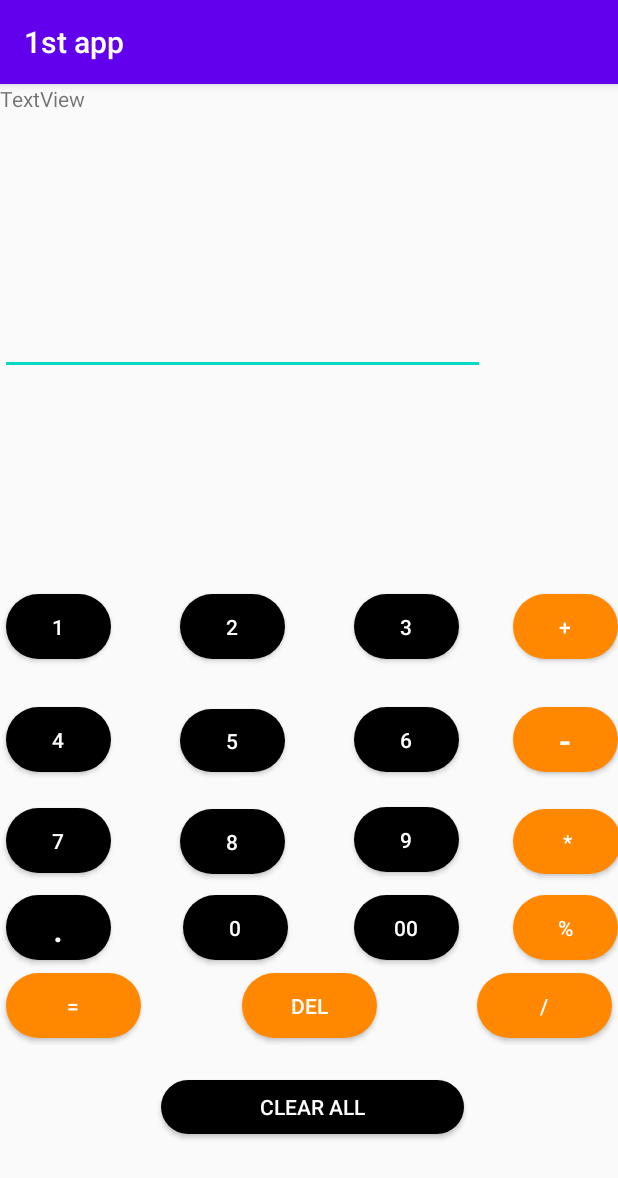
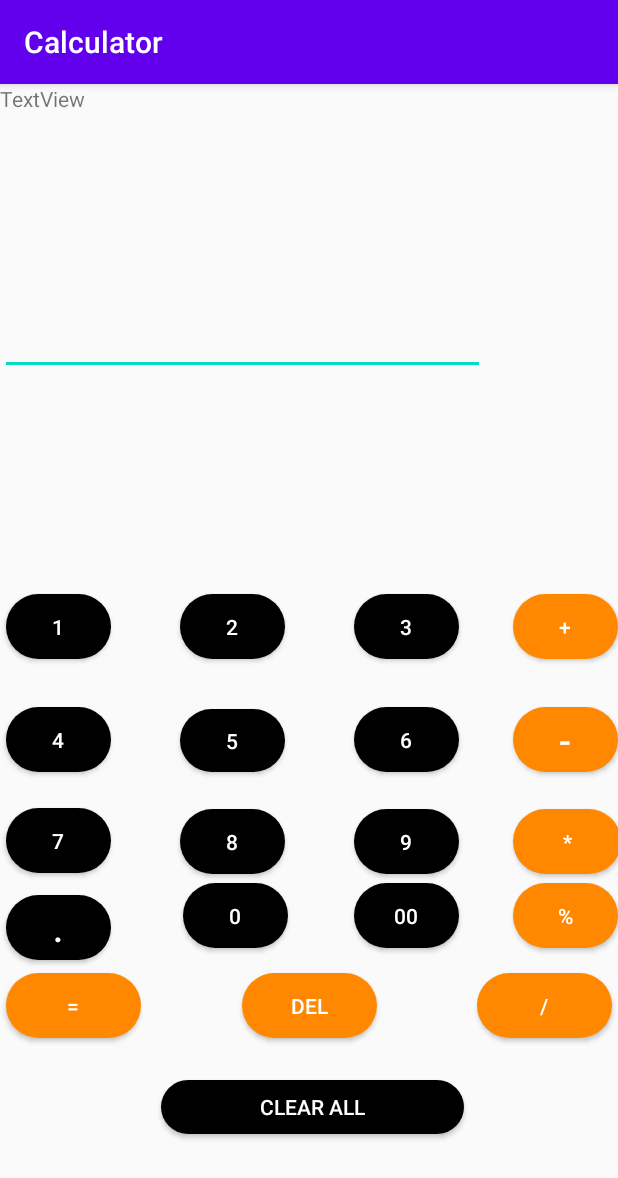
Before and after one commit to cybercrak/calc, an Android app: the screen it shows after launch (MainActivity), on a phone screen of 412 x 824 dp. Shown: the top 1178 px of the screen. Run offline under Robolectric (Android 15) with nearby library versions, the phone set to English and light mode, and no system bars.

Commit message:
debuggingt
Signed-off-by: cybercrak <nsarran37@gmail.com>

```diff
--- a/app/src/main/AndroidManifest.xml
+++ b/app/src/main/AndroidManifest.xml
@@ -1,14 +1,14 @@
 <?xml version="1.0" encoding="utf-8"?>
 <manifest xmlns:android="http://schemas.android.com/apk/res/android"
     package="com.example.a1stapp">
-
-    <uses-permission android:name="android.permission.READ_EXTERNAL_STORAGE" />
+   <uses-permission android:name="android.permission.READ_EXTERNAL_STORAGE" />
     <application
         android:allowBackup="true"
         android:icon="@mipmap/ic_launcher"
-        android:label="1st app"
+        android:fullBackupContent="@xml/backup_descriptor"
         android:roundIcon="@mipmap/ic_launcher_round"
         android:supportsRtl="true"
+        android:label="Calculator"
         android:theme="@style/AppTheme">
 
         <activity android:name=".MainActivity">
--- a/app/src/main/java/com/example/a1stapp/MainActivity.java
+++ b/app/src/main/java/com/example/a1stapp/MainActivity.java
@@ -6,7 +6,6 @@ import android.content.pm.PackageManager;
 import android.os.Bundle;
 import android.view.View;
 import android.widget.Button;
-import android.widget.EditText;
 import android.widget.TextView;
 import android.widget.Toast;
 
@@ -18,11 +17,10 @@ import androidx.core.app.ActivityCompat;
 
 public class MainActivity extends AppCompatActivity {
     public int REQUESTCODE = 3;
-    EditText EditText = (EditText) findViewById(R.id.edt);
-    TextView txt;//txt2;
+    TextView EditText;//txt2;
     Button btn1, btn2, btn3, btn4, btn5, btn6, btn7, btn8, btn9, btn0, btn00, btnH, btnD, btnS, btnM, btnP, btnC, btnA, btnE, btnF;
     double val1 = 0, val2 = 0;
-    boolean Addition, Subtraction, Multiplication, Division, Remainder;
+    boolean Addition, Subtraction, Multiplication, Division, Remainder, decimal;
 
     @Override
     public void onRequestPermissionsResult(int requestCode, @NonNull String[] permissions, @NonNull int[] grantResults) {
@@ -46,29 +44,29 @@ public class MainActivity extends AppCompatActivity {
     protected void onCreate(Bundle savedInstanceState) {
         super.onCreate(savedInstanceState);
         setContentView(R.layout.activity_main);
-        txt = (TextView) findViewById(R.id.txt);
+        //  edt = (TextView) findViewById(R.id.edt);
         //txt2=(TextView) findViewById(R.id.txt2);
-        btn1 = (Button) findViewById(R.id.btn1);
-        btn2 = (Button) findViewById(R.id.btn2);
-        btn3 = (Button) findViewById(R.id.btn3);
-        btn4 = (Button) findViewById(R.id.btn4);
-        btn5 = (Button) findViewById(R.id.btn5);
-        btn6 = (Button) findViewById(R.id.btn6);
-        btn7 = (Button) findViewById(R.id.btn7);
-        btn8 = (Button) findViewById(R.id.btn8);
-        btn9 = (Button) findViewById(R.id.btn9);
-        btn0 = (Button) findViewById(R.id.btn0);
-        btn00 = (Button) findViewById(R.id.btn00);
-        btnA = (Button) findViewById(R.id.btnA);
-        btnS = (Button) findViewById(R.id.btnS);
-        btnM = (Button) findViewById(R.id.btnM);
-        btnD = (Button) findViewById(R.id.btnD);
-        btnP = (Button) findViewById(R.id.btnP);
-        btnE = (Button) findViewById(R.id.btnE);
-        btnH = (Button) findViewById(R.id.btnH);
-        btnC = (Button) findViewById(R.id.btnC);
-        btnF = (Button) findViewById(R.id.btnF);
-
+        btn1 = findViewById(R.id.btn1);
+        btn2 = findViewById(R.id.btn2);
+        btn3 = findViewById(R.id.btn3);
+        btn4 = findViewById(R.id.btn4);
+        btn5 = findViewById(R.id.btn5);
+        btn6 = findViewById(R.id.btn6);
+        btn7 = findViewById(R.id.btn7);
+        btn8 = findViewById(R.id.btn8);
+        btn9 = findViewById(R.id.btn9);
+        btn0 = findViewById(R.id.btn0);
+        btn00 = findViewById(R.id.btn00);
+        btnA = findViewById(R.id.btnA);
+        btnS = findViewById(R.id.btnS);
+        btnM = findViewById(R.id.btnM);
+        btnD = findViewById(R.id.btnD);
+        btnP = findViewById(R.id.btnP);
+        btnE = findViewById(R.id.btnE);
+        btnH = findViewById(R.id.btnH);
+        btnC = findViewById(R.id.btnC);
+        btnF = findViewById(R.id.btnF);
+        EditText = findViewById(R.id.edt);
         btn1.setOnClickListener(new View.OnClickListener() {
             @SuppressLint("SetTextI18n")
             @Override
@@ -151,11 +149,14 @@ public class MainActivity extends AppCompatActivity {
         btnA.setOnClickListener(new View.OnClickListener() {
             @Override
             public void onClick(View view) {
+
                 if (EditText.getText().length() != 0)
                     val1 = Float.parseFloat((EditText.getText() + ""));
                 Addition = true;
+                decimal = false;
                 EditText.setText(null);
             }
+
         });
         btnS.setOnClickListener(new View.OnClickListener() {
             @Override
@@ -163,6 +164,7 @@ public class MainActivity extends AppCompatActivity {
                 if (EditText.getText().length() != 0)
                     val1 = Float.parseFloat((EditText.getText() + ""));
                 Subtraction = true;
+                decimal = false;
                 EditText.setText(null);
             }
         });
@@ -172,6 +174,7 @@ public class MainActivity extends AppCompatActivity {
                 if (EditText.getText().length() != 0)
                     val1 = Float.parseFloat((EditText.getText() + ""));
                 Multiplication = true;
+                decimal = false;
                 EditText.setText(null);
             }
         });
@@ -181,6 +184,7 @@ public class MainActivity extends AppCompatActivity {
                 if (EditText.getText().length() != 0)
                     val1 = Float.parseFloat((EditText.getText() + ""));
                 Division = true;
+                decimal = false;
                 EditText.setText(null);
             }
         });
@@ -191,67 +195,34 @@ public class MainActivity extends AppCompatActivity {
                     val1 = Float.parseFloat((EditText.getText() + ""));
                 }
                 Remainder = true;
+                decimal = false;
                 EditText.setText(null);
             }
         });
+
         btnE.setOnClickListener(new View.OnClickListener() {
             @SuppressLint("SetTextI18n")
             @Override
             public void onClick(View view) {
-                if (Addition) {
+                if (Addition || Subtraction || Multiplication || Division || Remainder) {
                     val2 = Float.parseFloat(EditText.getText() + "");
                 }
                 if (Addition) {
                     EditText.setText(val1 + val2 + "");
                     Addition = false;
                 }
-            }
-        });
-        btnE.setOnClickListener(new View.OnClickListener() {
-            @SuppressLint("SetTextI18n")
-            @Override
-            public void onClick(View view) {
-                if (Subtraction) {
-                    val2 = Float.parseFloat(EditText.getText() + "");
-                }
                 if (Subtraction) {
                     EditText.setText(val1 - val2 + "");
                     Subtraction = false;
                 }
-            }
-        });
-        btnE.setOnClickListener(new View.OnClickListener() {
-            @SuppressLint("SetTextI18n")
-            @Override
-            public void onClick(View view) {
-                if (Multiplication) {
-                    val2 = Float.parseFloat(EditText.getText() + "");
-                }
+
                 if (Multiplication) {
                     EditText.setText(val1 * val2 + "");
                     Multiplication = false;
                 }
-            }
-        });
-        btnE.setOnClickListener(new View.OnClickListener() {
-            @SuppressLint("SetTextI18n")
-            @Override
-            public void onClick(View view) {
-                if (Division) {
-                    val2 = Float.parseFloat(EditText.getText() + "");
-                }
                 if (Division) {
                     EditText.setText(val1 / val2 + "");
                     Division = false;
-                }
-            }
-        });
-        btnE.setOnClickListener(new View.OnClickListener() {
-            @SuppressLint("SetTextI18n")
-            @Override
-            public void onClick(View view) {
-                if (Remainder) {
-                    val2 = Float.parseFloat(EditText.getText() + "");
                 }
                 if (Remainder) {
                     EditText.setText(val1 % val2 + "");
@@ -259,6 +230,64 @@ public class MainActivity extends AppCompatActivity {
                 }
             }
         });
+        btnF.setOnClickListener(new View.OnClickListener() {
+            @SuppressLint("SetTextI18n")
+            @Override
+            public void onClick(View view) {
+                if (decimal) {
+                    // just for fun :) don't think y here is this
+                } else {
+                    EditText.setText(EditText.getText() + ".");
+                    decimal = true;
+                }
+            }
+        });
+        btnA.setOnClickListener(new View.OnClickListener() {
+            @SuppressLint("SetTextI18n")
+            @Override
+            public void onClick(View view) {                         //Testing....................
+                if (Addition) {
+                    // just for fun :) don't think y here is this
+                } else {
+                    EditText.setText(val1 + val2 + "");
+                    EditText.setText(EditText.getText() + "+");
+
+                    Addition = true;
+                }
+            }
+        });                                                         //Testing...................
+        btnS.setOnClickListener(new View.OnClickListener() {
+            @SuppressLint("SetTextI18n")
+            @Override
+            public void onClick(View view) {                         //Testing....................
+                if (Subtraction) {
+                    EditText.setText(val1 - val2 + "");
+                    Subtraction = false;
+                } else {
+                    EditText.setText(EditText.getText() + "-");
+                    Subtraction = true;
+                }
+            }
+        });                                                         //Testing...................
+        btnC.setOnClickListener(new View.OnClickListener() {
+            @Override
+            public void onClick(View view) {
+                EditText.setText("");
+                val1 = 0;
+                val2 = 0;
+            }
+        });
+        btnD.setOnClickListener(new View.OnClickListener() {
+            @Override
+            public void onClick(View view) {
+                String displayedElements = EditText.getText().toString();
+                int len = displayedElements.length();
+                if (len > 0) {
+                    displayedElements = displayedElements.substring(0, len - 1);
+                    EditText.setText(displayedElements);
+                }
+            }
+        });
 
     }
 }
--- a/app/src/main/res/layout/activity_main.xml
+++ b/app/src/main/res/layout/activity_main.xml
@@ -81,22 +81,6 @@
         app:layout_constraintTop_toBottomOf="@+id/btn4" />
 
     <Button
-        android:id="@+id/btnF"
-        android:layout_width="70dp"
-        android:layout_height="43dp"
-        android:layout_marginTop="2dp"
-        android:layout_marginBottom="2dp"
-        android:background="@drawable/rounded_corners"
-        android:text="@string/dot"
-        android:textAllCaps="true"
-        android:textColor="@android:color/background_light"
-        android:textSize="24sp"
-        app:layout_constraintBottom_toTopOf="@+id/btnE"
-        app:layout_constraintStart_toStartOf="@+id/btn7"
-        app:layout_constraintTop_toBottomOf="@+id/btn7"
-        app:layout_constraintVertical_bias="0.666" />
-
-    <Button
         android:id="@+id/btn5"
         android:layout_width="70dp"
         android:layout_height="42dp"
@@ -140,16 +124,6 @@
         app:layout_constraintTop_toTopOf="parent" />
 
     <Button
-        android:id="@+id/btn8"
-        android:layout_width="70dp"
-        android:layout_height="43dp"
-        android:background="@drawable/rounded_corners"
-        android:text="@string/_8"
-        android:textColor="@android:color/background_light"
-        app:layout_constraintBottom_toBottomOf="@+id/btnM"
-        app:layout_constraintStart_toStartOf="@+id/btn5" />
-
-    <Button
         android:id="@+id/btnM"
         android:layout_width="72dp"
         android:layout_height="43dp"
@@ -176,12 +150,29 @@
         android:layout_height="43dp"
         android:layout_marginStart="2dp"
         android:layout_marginLeft="2dp"
+        android:layout_marginBottom="8dp"
         android:background="@drawable/rounded_corners"
         android:text="@string/_0"
         android:textColor="@android:color/background_light"
         app:layout_constraintBottom_toBottomOf="@+id/btnF"
         app:layout_constraintStart_toEndOf="@+id/btnF"
         app:layout_constraintStart_toStartOf="@+id/btn8" />
+
+    <Button
+        android:id="@+id/btnF"
+        android:layout_width="70dp"
+        android:layout_height="43dp"
+        android:layout_marginTop="2dp"
+        android:layout_marginBottom="2dp"
+        android:background="@drawable/rounded_corners"
+        android:text="@string/dot"
+        android:textAllCaps="true"
+        android:textColor="@android:color/background_light"
+        android:textSize="24sp"
+        app:layout_constraintBottom_toTopOf="@+id/btnE"
+        app:layout_constraintStart_toStartOf="@+id/btn7"
+        app:layout_constraintTop_toBottomOf="@+id/btn7"
+        app:layout_constraintVertical_bias="0.666" />
 
     <Button
         android:id="@+id/btn00"
@@ -241,16 +232,24 @@
         app:layout_constraintEnd_toEndOf="parent" />
 
     <Button
+        android:id="@+id/btn8"
+        android:layout_width="70dp"
+        android:layout_height="43dp"
+        android:background="@drawable/rounded_corners"
+        android:text="@string/_8"
+        android:textColor="@android:color/background_light"
+        app:layout_constraintBottom_toBottomOf="@+id/btnM"
+        app:layout_constraintStart_toStartOf="@+id/btn5" />
+
+    <Button
         android:id="@+id/btn9"
         android:layout_width="70dp"
         android:layout_height="43dp"
         android:background="@drawable/rounded_corners"
         android:text="@string/_9"
         android:textColor="@android:color/background_light"
-        app:layout_constraintBottom_toBottomOf="parent"
         app:layout_constraintStart_toStartOf="@+id/btn6"
-        app:layout_constraintTop_toBottomOf="@+id/btn6"
-        app:layout_constraintVertical_bias="0.088" />
+        app:layout_constraintTop_toTopOf="@+id/btn8" />
 
     <Button
         android:id="@+id/btnC"
```
